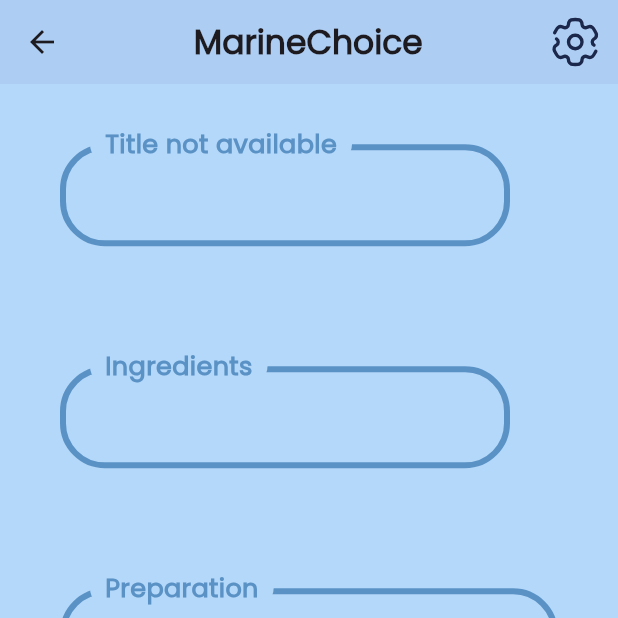
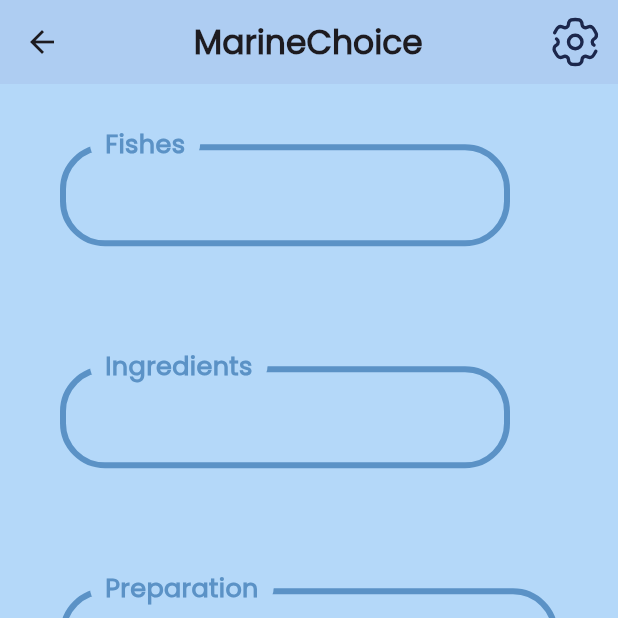
Before and after one commit to PedroLunet/MarineChoice, a Flutter app: the RecipeInfoPage screen opened directly with empty values, scrolled down 474 dp, on a phone screen of 412 x 824 dp, the top half of it. Run offline on Flutter 3.47's test engine with Material 3 defaults, Android fonts, the phone set to English and light mode, and no system bars; drawn by our look-alikes of flutter_rating_bar; our stand-ins replace firebase_auth, firebase_core, firebase_database, firebase_storage, flutter_svg, google_maps_flutter and 3 more; accounts and stored records are empty; generated files the repository leaves out were written again; network calls fail.

Commit message:
Fixed some minor issues

```diff
--- a/marinechoice/lib/l10n/app_en.arb
+++ b/marinechoice/lib/l10n/app_en.arb
@@ -15,6 +15,7 @@
     "close" : "Close",
     "recommended" : "Recommended",
      "no_rating": "This recipe has no ratings yet.",
+     "fish_title" : "Fish",
     "fish_used" : "Fish used for this recipe",
     "no_fish" : "No fish were inserted into the database, something went wrong.",
     "ingredients" : "Ingredients",
--- a/marinechoice/lib/l10n/app_pt.arb
+++ b/marinechoice/lib/l10n/app_pt.arb
@@ -47,7 +47,7 @@
     "read_more" : "Lê mais...",
     "settings" : "Definições",
     "sign_out" : "Terminar Sessão",
-    "eng" : "Ingles",
+    "eng" : "Inglês",
     "por" : "Português",
     "protected_area" : "Área Protegida",
     "fishing_area": "Área de Pesca",
--- a/marinechoice/lib/models/recipe_model.dart
+++ b/marinechoice/lib/models/recipe_model.dart
@@ -40,4 +40,6 @@
     author = json["author"];
     imagePath = json["imagePath"];
   }
+
+
 }
--- a/marinechoice/lib/pages/editrecipe.dart
+++ b/marinechoice/lib/pages/editrecipe.dart
@@ -502,7 +502,7 @@
       List<String> steps,
       String imagePath) async {
     DatabaseReference ref =
-        FirebaseDatabase.instance.ref("RECIPE/${widget.recipe.key}");
+        FirebaseDatabase.instance.ref("${globals.selectedLanguage.value}/RECIPE/${widget.recipe.key}");
 
     await ref.update({
       'title': title,
--- a/marinechoice/lib/pages/recipeinfopage.dart
+++ b/marinechoice/lib/pages/recipeinfopage.dart
@@ -274,6 +274,10 @@
           return const Center(child: Text('Failed to load image'));
         }
 
+        final recipeData = recipe.recipeData;
+        final title = recipeData?.title ?? AppLocalizations.of(context)!.no_title;
+        final author = recipeData?.author ?? 'Author not available';
+
         return SingleChildScrollView(
           child: Column(
             children: [
@@ -281,8 +285,7 @@
                 margin: const EdgeInsets.all(20),
                 child: Center(
                   child: Text(
-                    recipe.recipeData?.title ??
-                        AppLocalizations.of(context)!.no_title,
+                    title,
                     textAlign: TextAlign.center,
                     style: const TextStyle(
                       fontSize: 32,
@@ -305,8 +308,7 @@
                       color: Colors.amber,
                     ),
                     ignoreGestures: true,
-                          onRatingUpdate:
-                              (double value) {}, // Disable user interaction
+                    onRatingUpdate: (double value) {}, // Disable user interaction
                   ),
                 ],
               )
@@ -322,13 +324,11 @@
                       color: Colors.amber,
                     ),
                     ignoreGestures: true,
-                          onRatingUpdate:
-                              (double value) {}, // Disable user interaction
+                    onRatingUpdate: (double value) {}, // Disable user interaction
                   ),
                   Text(
                     AppLocalizations.of(context)!.no_rating,
-                          style: const TextStyle(
-                              fontSize: 15, color: Color(0xff4A668A)),
+                    style: const TextStyle(fontSize: 15, color: Color(0xff4A668A)),
                   ),
                 ],
               ),
@@ -344,17 +344,15 @@
                 child: ClipRRect(
                   borderRadius: BorderRadius.circular(25),
                   child: FutureBuilder<String?>(
-                    future: getImage(recipe.recipeData!.imagePath),
-                    builder: (BuildContext context,
-                        AsyncSnapshot<String?> snapshot) {
+                    future: getImage(recipeData?.imagePath),
+                    builder: (BuildContext context, AsyncSnapshot<String?> snapshot) {
                       if (snapshot.connectionState == ConnectionState.waiting) {
                         return const Center(child: CircularProgressIndicator());
                       } else if (snapshot.hasError || snapshot.data == null) {
                         if (kDebugMode) {
                           print('Error loading image: ${snapshot.error}');
                         }
-                        return const Center(
-                            child: Text('Failed to load image'));
+                        return const Center(child: Text('Failed to load image'));
                       } else {
                         return Image.network(
                           snapshot.data!,
@@ -376,21 +374,18 @@
                       width: 300,
                       margin: EdgeInsets.all(40),
                       child: TitleBox(
-                        title: AppLocalizations.of(context)!.no_title,
+                        title: AppLocalizations.of(context)!.fishes,
                         widget: Container(
-                          child: (recipe.recipeData != null &&
-                                  recipe.recipeData!.fish != null)
+                          child: (recipeData != null && recipeData.fish != null)
                               ? ListView.builder(
                             shrinkWrap: true,
                             physics: const NeverScrollableScrollPhysics(),
-                                  itemCount: recipe.recipeData!.fish!.length,
+                            itemCount: recipeData.fish!.length,
                             itemBuilder: (context, index) {
                               return ListTile(
                                 title: Text(
-                                        recipe.recipeData!.fish![index],
-                                        style: const TextStyle(
-                                          fontSize: 16,
-                                        ),
+                                  recipeData.fish![index],
+                                  style: const TextStyle(fontSize: 16),
                                 ),
                               );
                             },
@@ -405,26 +400,21 @@
                       child: TitleBox(
                         title: "Ingredients",
                         widget: Container(
-                          child: (recipe.recipeData != null &&
-                                  recipe.recipeData!.ingredients != null)
+                          child: (recipeData != null && recipeData.ingredients != null)
                               ? ListView.builder(
                             shrinkWrap: true,
                             physics: const NeverScrollableScrollPhysics(),
-                                  itemCount:
-                                      recipe.recipeData!.ingredients!.length,
+                            itemCount: recipeData.ingredients!.length,
                             itemBuilder: (context, index) {
                               return ListTile(
                                 title: Text(
-                                        recipe.recipeData!.ingredients![index],
-                                        style: const TextStyle(
-                                          fontSize: 16,
-                                        ),
+                                  recipeData.ingredients![index],
+                                  style: const TextStyle(fontSize: 16),
                                 ),
                               );
                             },
                           )
-                              : Text(
-                                  AppLocalizations.of(context)!.no_ingredients),
+                              : Text(AppLocalizations.of(context)!.no_ingredients),
                         ),
                       ),
                     ),
@@ -436,19 +426,16 @@
                 child: TitleBox(
                   title: AppLocalizations.of(context)!.preparation,
                   widget: Container(
-                    child: (recipe.recipeData != null &&
-                            recipe.recipeData!.preparation != null)
+                    child: (recipeData != null && recipeData.preparation != null)
                         ? ListView.builder(
                       shrinkWrap: true,
                       physics: const NeverScrollableScrollPhysics(),
-                            itemCount: recipe.recipeData!.preparation!.length,
+                      itemCount: recipeData.preparation!.length,
                       itemBuilder: (context, index) {
                         return ListTile(
                           title: Text(
-                                  recipe.recipeData!.preparation![index],
-                                  style: const TextStyle(
-                                    fontSize: 16,
-                                  ),
+                            recipeData.preparation![index],
+                            style: const TextStyle(fontSize: 16),
                           ),
                         );
                       },
@@ -463,7 +450,7 @@
                   crossAxisAlignment: CrossAxisAlignment.start,
                   children: [
                     Text(
-                      "Author: ${recipe.recipeData?.author ?? 'Author not available'}",
+                      "Author: $author",
                       style: const TextStyle(
                         fontSize: 15,
                         fontWeight: FontWeight.w600,
@@ -473,8 +460,7 @@
                     const SizedBox(height: 20),
                     Text(
                       AppLocalizations.of(context)!.rate_recipe,
-                      style: const TextStyle(
-                          fontSize: 15, color: Color(0xff4A668A)),
+                      style: const TextStyle(fontSize: 15, color: Color(0xff4A668A)),
                     ),
                     // Conditionally display static or interactive rating bar based on _hasRated
                     _rating != null
@@ -490,14 +476,12 @@
                             color: Colors.amber,
                           ),
                           ignoreGestures: true,
-                                onRatingUpdate: (double
-                                    value) {}, // Disable user interaction
+                          onRatingUpdate: (double value) {}, // Disable user interaction
                         ),
                         const SizedBox(height: 10),
                         Text(
                           AppLocalizations.of(context)!.thank_rating,
-                                style: const TextStyle(
-                                    fontSize: 15, color: Color(0xff4A668A)),
+                          style: const TextStyle(fontSize: 15, color: Color(0xff4A668A)),
                         ),
                       ],
                     )
@@ -528,30 +512,24 @@
                             saveRatingToDatabase(
                                 rating.toString(),
                                 email,
-                                      widget.recipe.recipeData?.title ??
-                                          'Unknown');
+                                recipeData?.title ?? 'Unknown');
                           },
                         ),
                         const SizedBox(height: 10),
                       ],
                     ),
                     const SizedBox(height: 30),
-                    if (recipe.recipeData!.author! == user)
+                    if (recipeData?.author == user)
                       ElevatedButton(
                         onPressed: () {
                           Navigator.of(context).push(MaterialPageRoute(
-                              builder: (context) =>
-                                  EditPage(recipe: widget.recipe)));
+                              builder: (context) => EditPage(recipe: widget.recipe)));
                         },
                         style: ButtonStyle(
-                          backgroundColor: MaterialStateProperty.all<Color>(
-                              Colors.blue[200]!),
-                          foregroundColor:
-                              MaterialStateProperty.all<Color>(Colors.black),
-                          shadowColor: MaterialStateProperty.all<Color>(
-                              Colors.transparent),
-                          shape:
-                              MaterialStateProperty.all<RoundedRectangleBorder>(
+                          backgroundColor: MaterialStateProperty.all<Color>(Colors.blue[200]!),
+                          foregroundColor: MaterialStateProperty.all<Color>(Colors.black),
+                          shadowColor: MaterialStateProperty.all<Color>(Colors.transparent),
+                          shape: MaterialStateProperty.all<RoundedRectangleBorder>(
                             RoundedRectangleBorder(
                                 borderRadius: BorderRadius.circular(7.0),
                                 side: BorderSide(color: Colors.grey[600]!)),
@@ -569,6 +547,7 @@
       },
     );
   }
+
 
   Future<void> saveRatingToDatabase(
       String rating, String userEmail, String recipeTitle) async {
```
Also changed, not shown: marinechoice/lib/pages/recipespage.dart (+29 -0 lines), 7 other files. Lines whose indentation alone changed are shown as unchanged.
